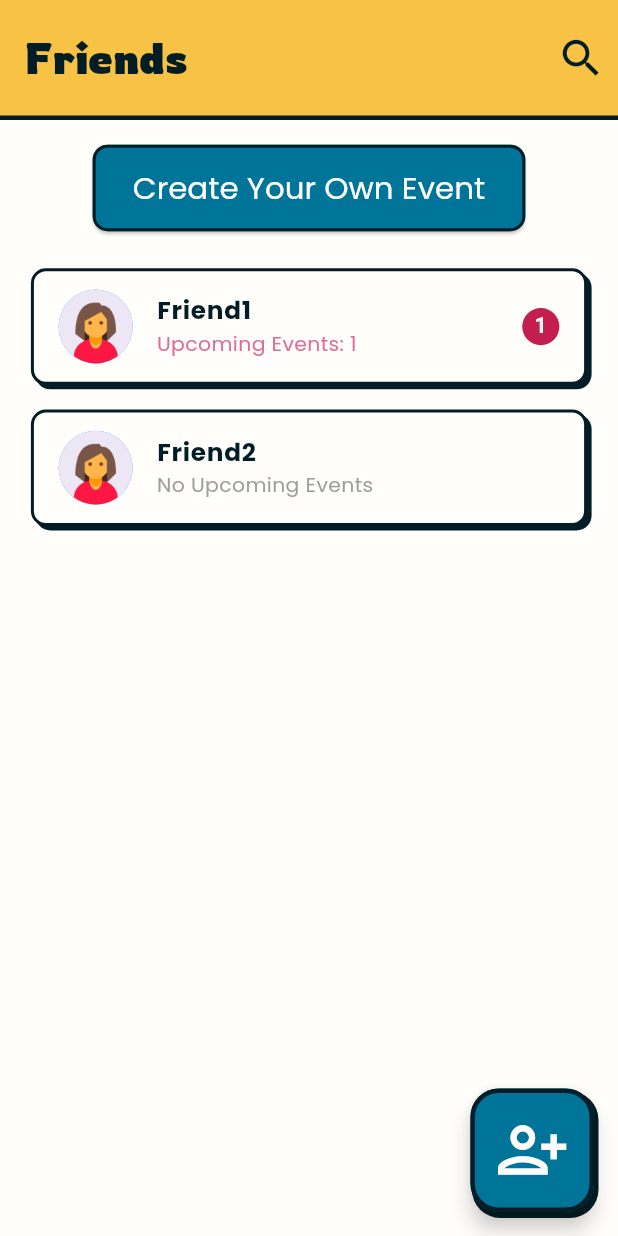
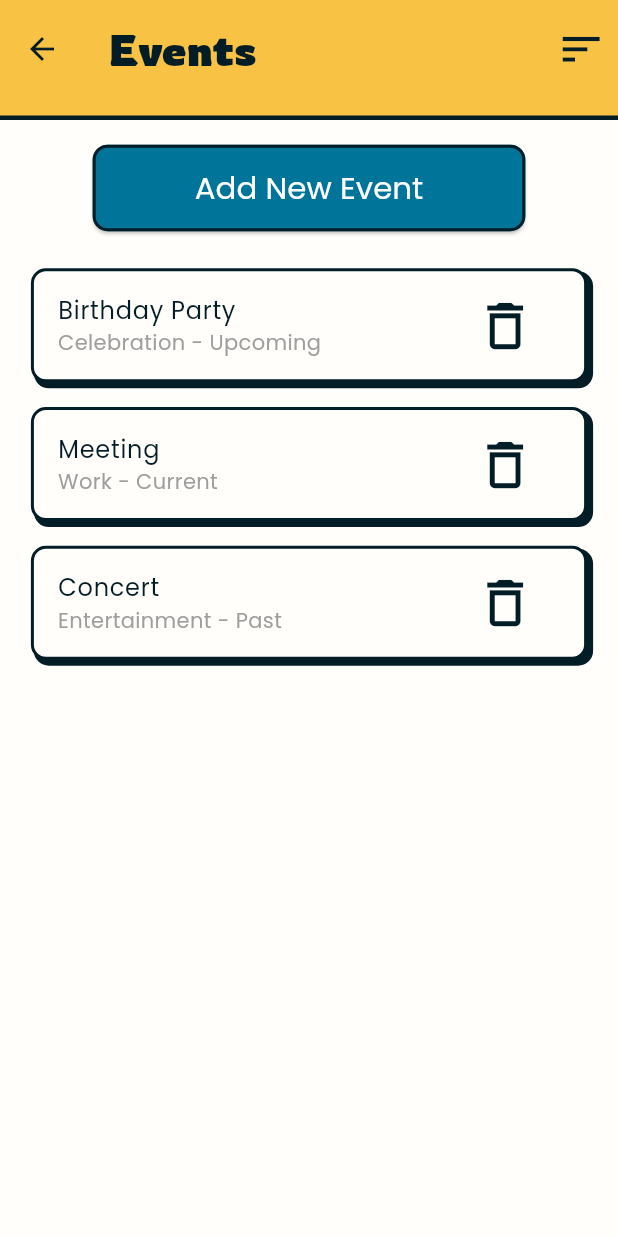
Before and after one commit to Norhan-salem/Hedieaty, a Flutter app: the screen it shows after launch, after a tap on "Create Your Own Event", on a phone screen of 412 x 824 dp. Run offline on Flutter 3.47's test engine with Material 3 defaults, Android fonts, the light colour scheme and no system bars.

Commit message:
Uploaded Events List Screen

```diff
--- /dev/null
+++ b/lib/data/models/event_model.dart
@@ -0,0 +1,11 @@
+class Event {
+  final String name;
+  final String category;
+  final String status;
+
+  Event({
+    required this.name,
+    required this.category,
+    required this.status,
+  });
+}
--- /dev/null
+++ b/lib/presentation/screens/events_list_screen.dart
@@ -0,0 +1,34 @@
+import 'package:flutter/material.dart';
+import 'package:hedieaty_flutter_application/presentation/widgets/create_event_button.dart';
+import '../widgets/custom_app_bar.dart';
+import '../widgets/event_list.dart';
+
+class EventListPage extends StatelessWidget {
+  const EventListPage({Key? key}) : super(key: key);
+
+  @override
+  Widget build(BuildContext context) {
+    double screenHeight = MediaQuery.of(context).size.height;
+    double appBarPadding = screenHeight * 0.02;
+
+    return Scaffold(
+      appBar: CustomAppBar(
+        title: 'Events',
+        actionIcon: Icons.sort,
+        onActionPressed: () {
+          //To-Do: display mini menu of sorting options
+        },
+      ),
+      body: Column(
+        children: [
+          SizedBox(height: appBarPadding),
+          CreateEventButton(buttonText: 'Add New Event', onPressed: () {}),
+          SizedBox(height: appBarPadding),
+          Expanded(
+            child: EventList(),
+          ),
+        ],
+      ),
+    );
+  }
+}
--- a/lib/presentation/screens/home_screen.dart
+++ b/lib/presentation/screens/home_screen.dart
@@ -3,6 +3,7 @@ import '../widgets/add_friend_button.dart';
 import '../widgets/create_event_button.dart';
 import '../widgets/friend_list.dart';
 import '../widgets/custom_app_bar.dart';
+import 'events_list_screen.dart';
 
 class HomeScreen extends StatelessWidget {
   const HomeScreen({Key? key}) : super(key: key);
@@ -13,11 +14,25 @@ class HomeScreen extends StatelessWidget {
     double appBarPadding = screenHeight * 0.02;
 
     return Scaffold(
-      appBar: const CustomAppBar(),
+      appBar: CustomAppBar(
+        title: 'Friends',
+        actionIcon: Icons.search,
+        onActionPressed: () {
+          //To-Do implement search functionality
+        },
+      ),
       body: Column(
         children: [
           SizedBox(height: appBarPadding),
-          CreateEventButton(buttonText: 'Create Your Own Event',),
+          CreateEventButton(
+            buttonText: 'Create Your Own Event',
+            onPressed: () {
+              Navigator.push(
+                context,
+                MaterialPageRoute(builder: (context) => EventListPage()),
+              );
+            },
+          ),
           SizedBox(height: appBarPadding),
           Expanded(
             child: FriendList(),
--- a/lib/presentation/widgets/create_event_button.dart
+++ b/lib/presentation/widgets/create_event_button.dart
@@ -3,10 +3,12 @@ import '../../core/utils/color_palette.dart';
 
 class CreateEventButton extends StatelessWidget {
   final String buttonText;
+  final VoidCallback onPressed;
 
   const CreateEventButton({
     Key? key,
     required this.buttonText,
+    required this.onPressed,
   }) : super(key: key);
 
   @override
@@ -33,9 +35,7 @@ class CreateEventButton extends StatelessWidget {
             ),
           ),
         ),
-        onPressed: () {
-          // To-Do Navigate to create event/list screen
-        },
+        onPressed: onPressed,
         child: Text(buttonText),
       ),
     );
--- a/lib/presentation/widgets/custom_app_bar.dart
+++ b/lib/presentation/widgets/custom_app_bar.dart
@@ -2,14 +2,23 @@ import 'package:flutter/material.dart';
 import '../../core/utils/color_palette.dart';
 
 class CustomAppBar extends StatelessWidget implements PreferredSizeWidget {
-  const CustomAppBar({Key? key}) : super(key: key);
+  final String title;
+  final IconData? actionIcon;
+  final VoidCallback? onActionPressed;
+
+  const CustomAppBar({
+    Key? key,
+    required this.title,
+    this.actionIcon,
+    this.onActionPressed,
+  }) : super(key: key);
 
   @override
   Widget build(BuildContext context) {
     double screenWidth = MediaQuery.of(context).size.width;
     double screenHeight = MediaQuery.of(context).size.height;
 
-    double appBarHeight = screenHeight * 0.8;
+    double appBarHeight = screenHeight * 0.08;
     double fontSize = screenWidth * 0.07;
     double iconSize = screenWidth * 0.08;
 
@@ -22,22 +31,21 @@ class CustomAppBar extends StatelessWidget implements PreferredSizeWidget {
       ),
       child: AppBar(
         title: Text(
-          'Friends',
+          title,
           style: TextStyle(
             fontSize: fontSize,
             fontWeight: FontWeight.bold,
           ),
         ),
         actions: [
-          IconButton(
-            icon: Icon(
-              Icons.search,
-              size: iconSize,
+          if (actionIcon != null && onActionPressed != null)
+            IconButton(
+              icon: Icon(
+                actionIcon,
+                size: iconSize,
+              ),
+              onPressed: onActionPressed,
             ),
-            onPressed: () {
-              // To-Do implement search functionality
-            },
-          ),
         ],
         toolbarHeight: appBarHeight,
         backgroundColor: Colors.transparent,
--- /dev/null
+++ b/lib/presentation/widgets/event_list.dart
@@ -0,0 +1,37 @@
+import 'package:flutter/material.dart';
+import '../../data/models/event_model.dart';
+import 'event_tile.dart';
+
+class EventList extends StatefulWidget {
+  const EventList({super.key});
+
+  @override
+  _EventListState createState() => _EventListState();
+}
+
+class _EventListState extends State<EventList> {
+  List<Event> events = [
+    Event(name: 'Birthday Party', category: 'Celebration', status: 'Upcoming'),
+    Event(name: 'Meeting', category: 'Work', status: 'Current'),
+    Event(name: 'Concert', category: 'Entertainment', status: 'Past'),
+  ];
+
+  void _deleteEvent(int index) {
+    setState(() {
+      events.removeAt(index);
+    });
+  }
+
+  @override
+  Widget build(BuildContext context) {
+    return ListView.builder(
+      itemCount: events.length,
+      itemBuilder: (context, index) {
+        return EventTile(
+          event: events[index],
+          onDelete: () => _deleteEvent(index),
+        );
+      },
+    );
+  }
+}
--- a/lib/presentation/widgets/event_tile.dart
+++ b/lib/presentation/widgets/event_tile.dart
@@ -0,0 +1,46 @@
+import 'package:flutter/material.dart';
+import '../../data/models/event_model.dart';
+import '../../core/utils/color_palette.dart';
+
+class EventTile extends StatelessWidget {
+  final Event event;
+  final VoidCallback onDelete;
+
+  const EventTile({Key? key, required this.event, required this.onDelete})
+      : super(key: key);
+
+  @override
+  Widget build(BuildContext context) {
+    double screenWidth = MediaQuery.of(context).size.width;
+    double screenHeight = MediaQuery.of(context).size.height;
+
+    return Container(
+      margin: EdgeInsets.symmetric(
+          vertical: screenHeight * 0.01, horizontal: screenWidth * 0.05),
+      decoration: BoxDecoration(
+        border: Border.all(color: ColorPalette.darkTeal, width: 2),
+        borderRadius: BorderRadius.circular(10),
+        color: ColorPalette.eggShell,
+        boxShadow: [
+          BoxShadow(
+            color: ColorPalette.darkTeal,
+            offset: Offset(3, 3),
+            spreadRadius: 1,
+          ),
+        ],
+      ),
+      child: ListTile(
+        title: Text(event.name,
+            style:
+                TextStyle(color: ColorPalette.darkTeal, fontFamily: 'Poppins')),
+        subtitle: Text('${event.category} - ${event.status}',
+            style: TextStyle(color: Colors.grey, fontFamily: 'Poppins')),
+        trailing: IconButton(
+          iconSize: screenWidth * 0.1,
+          icon: Icon(Icons.delete_outline, color: ColorPalette.darkTeal),
+          onPressed: onDelete,
+        ),
+      ),
+    );
+  }
+}
```
Also changed, not shown: lib/presentation/widgets/friend_list.dart (+8 -2 lines), lib/presentation/widgets/friend_tile.dart (+10 -3 lines), lib/presentation/widgets/add_friend_button.dart (line endings or trailing spaces).
